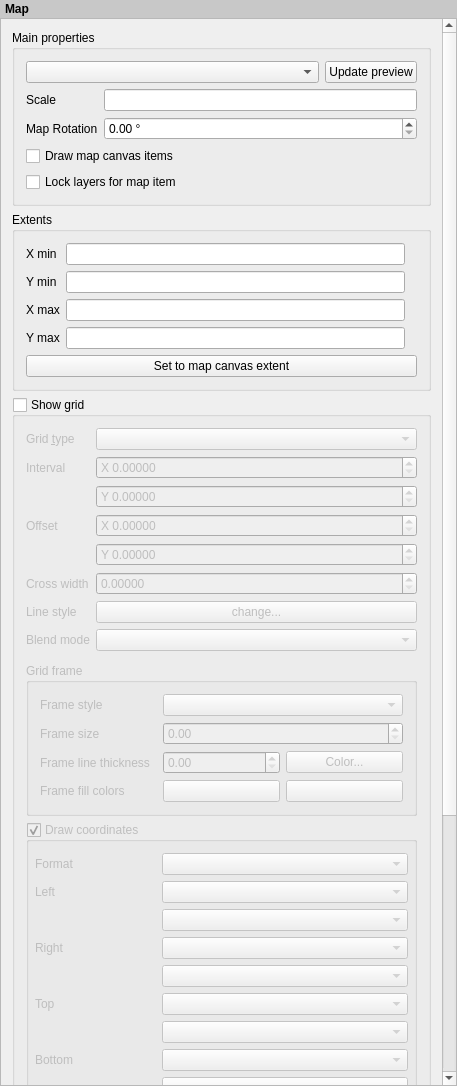
Qt form src/ui/qgscomposermapwidgetbase.ui (qgis/QGIS) before a commit.
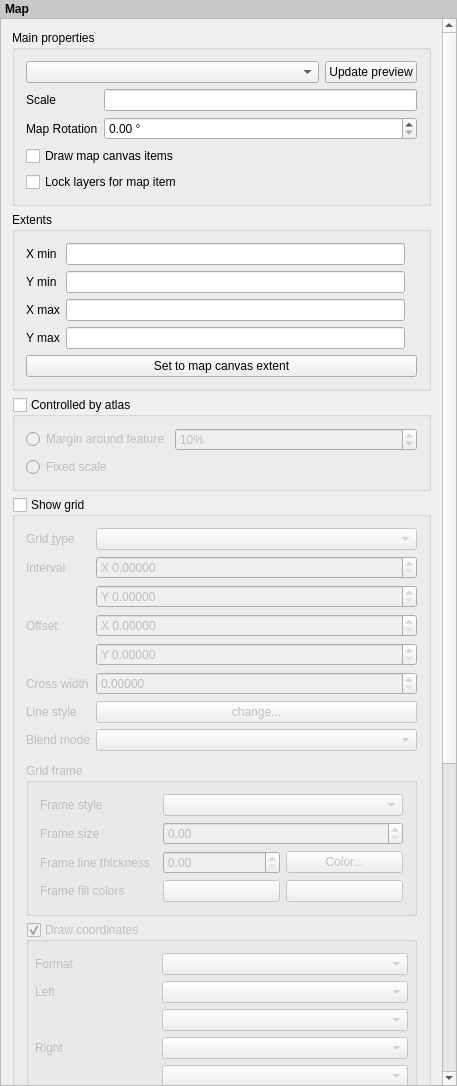
The same form after that commit. Custom widgets are drawn as their Qt base class.

Commit message: [FEATURE][composer] Allow for more than one atlas controlled map in compositions (or none), by moving some atlas properties to map items (fix #9248) (fix #6484)

Patch:
```diff
--- a/src/ui/qgscomposermapwidgetbase.ui
+++ b/src/ui/qgscomposermapwidgetbase.ui
@@ -54,9 +54,9 @@
       <property name="geometry">
        <rect>
         <x>0</x>
-        <y>-420</y>
+        <y>0</y>
         <width>439</width>
-        <height>1509</height>
+        <height>1638</height>
        </rect>
       </property>
       <property name="sizePolicy">
@@ -251,6 +251,66 @@
          </layout>
         </widget>
        </item>
+       <item>
+        <widget class="QgsCollapsibleGroupBoxBasic" name="mAtlasCheckBox">
+         <property name="title">
+          <string>Controlled by atlas</string>
+         </property>
+         <property name="checkable">
+          <bool>true</bool>
+         </property>
+         <property name="checked">
+          <bool>false</bool>
+         </property>
+         <property name="collapsed" stdset="0">
+          <bool>true</bool>
+         </property>
+         <layout class="QGridLayout" name="gridLayout_2">
+          <item row="0" column="0">
+           <widget class="QRadioButton" name="mAtlasMarginRadio">
+            <property name="enabled">
+             <bool>false</bool>
+            </property>
+            <property name="text">
+             <string>Margin around feature</string>
+            </property>
+           </widget>
+          </item>
+          <item row="0" column="1">
+           <widget class="QSpinBox" name="mAtlasMarginSpinBox">
+            <property name="enabled">
+             <bool>false</bool>
+            </property>
+            <property name="sizePolicy">
+             <sizepolicy hsizetype="Expanding" vsizetype="Fixed">
+              <horstretch>0</horstretch>
+              <verstretch>0</verstretch>
+             </sizepolicy>
+            </property>
+            <property name="suffix">
+             <string>%</string>
+            </property>
+            <property name="maximum">
+             <number>9999</number>
+            </property>
+            <property name="value">
+             <number>10</number>
+            </property>
+           </widget>
+          </item>
+          <item row="1" column="0">
+           <widget class="QRadioButton" name="mAtlasFixedScaleRadio">
+            <property name="enabled">
+             <bool>false</bool>
+            </property>
+            <property name="text">
+             <string>Fixed scale</string>
+            </property>
+           </widget>
+          </item>
+         </layout>
+        </widget>
+       </item>
        <item>
         <widget class="QgsCollapsibleGroupBoxBasic" name="mGridCheckBox">
          <property name="title">
```
Left out of the diff: 11 changed lines with no effect on the pictures. The commit also changes 30 other files.
